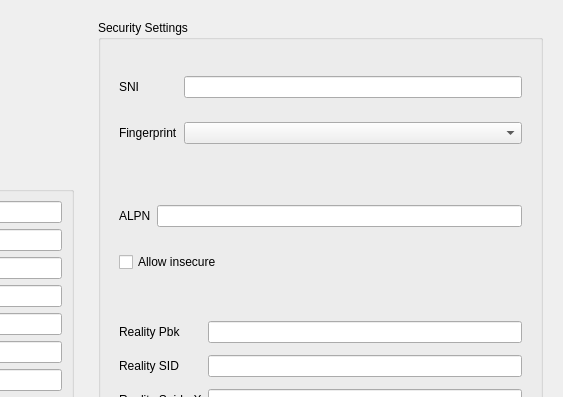
Qt form include/ui/profile/dialog_edit_profile.ui (Userbash/Neko_Throne) before a commit; both pictures show x 744 to 1307 and y 0 to 397 of the 1307 by 885 pixel window.
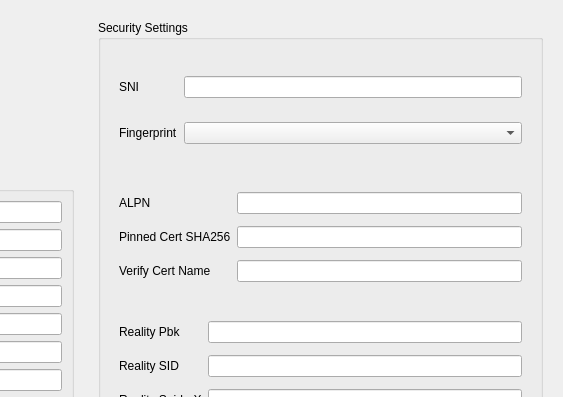
The same form after that commit. Custom widgets are drawn as their Qt base class.

Commit message: match Xray allow insecure && fix alpn save from ui

```diff
--- a/include/ui/profile/dialog_edit_profile.ui
+++ b/include/ui/profile/dialog_edit_profile.ui
@@ -886,10 +886,31 @@
             <item row="0" column="1">
              <widget class="QLineEdit" name="xray_alpn"/>
             </item>
-            <item row="1" column="0" colspan="2">
-             <widget class="QCheckBox" name="xray_insecure">
+            <item row="1" column="0">
+             <widget class="QLabel" name="label_xray_pcs">
               <property name="text">
-               <string>Allow insecure</string>
+               <string>Pinned Cert SHA256</string>
+              </property>
+             </widget>
+            </item>
+            <item row="1" column="1">
+             <widget class="QLineEdit" name="xray_pinned_peer_cert_sha256">
+              <property name="toolTip">
+               <string>pinnedPeerCertSha256: hex SHA256 of the peer certificate (comma-separated for multiple). Replacement for allowInsecure.</string>
+              </property>
+             </widget>
+            </item>
+            <item row="2" column="0">
+             <widget class="QLabel" name="label_xray_vcn">
+              <property name="text">
+               <string>Verify Cert Name</string>
+              </property>
+             </widget>
+            </item>
+            <item row="2" column="1">
+             <widget class="QLineEdit" name="xray_verify_peer_cert_by_name">
+              <property name="toolTip">
+               <string>verifyPeerCertByName: verify the peer certificate against this name instead of the SNI.</string>
               </property>
              </widget>
             </item>
```
The commit also changes 3 other files.
